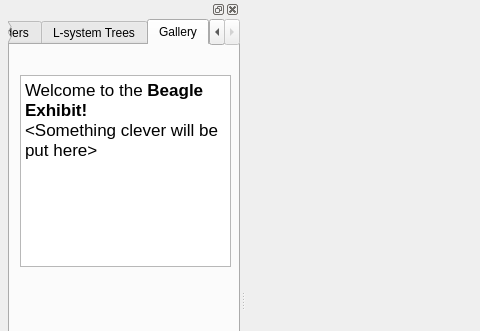
Old version of the form ui/mainwindow.ui in the repository herewegoblueno/beagle; both pictures show x 0 to 480 and y 0 to 331 of the 1100 by 600 pixel window.
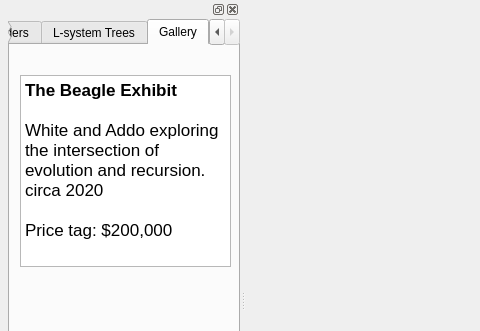
New version of the form. The open tabs and pages were chosen to show the change.

```diff
--- a/ui/mainwindow.ui
+++ b/ui/mainwindow.ui
@@ -676,8 +676,12 @@
 &lt;html&gt;&lt;head&gt;&lt;meta name=&quot;qrichtext&quot; content=&quot;1&quot; /&gt;&lt;style type=&quot;text/css&quot;&gt;
 p, li { white-space: pre-wrap; }
 &lt;/style&gt;&lt;/head&gt;&lt;body style=&quot; font-family:'.AppleSystemUIFont'; font-size:13pt; font-weight:400; font-style:normal;&quot;&gt;
-&lt;p style=&quot; margin-top:0px; margin-bottom:0px; margin-left:0px; margin-right:0px; -qt-block-indent:0; text-indent:0px;&quot;&gt;Welcome to the &lt;span style=&quot; font-weight:600;&quot;&gt;Beagle Exhibit!&lt;/span&gt;&lt;/p&gt;
-&lt;p style=&quot; margin-top:0px; margin-bottom:0px; margin-left:0px; margin-right:0px; -qt-block-indent:0; text-indent:0px;&quot;&gt;&amp;lt;Something clever will be put here&amp;gt;&lt;/p&gt;&lt;/body&gt;&lt;/html&gt;</string>
+&lt;p style=&quot; margin-top:0px; margin-bottom:0px; margin-left:0px; margin-right:0px; -qt-block-indent:0; text-indent:0px;&quot;&gt;&lt;span style=&quot; font-weight:600;&quot;&gt;The Beagle Exhibit&lt;/span&gt;&lt;/p&gt;
+&lt;p style=&quot;-qt-paragraph-type:empty; margin-top:0px; margin-bottom:0px; margin-left:0px; margin-right:0px; -qt-block-indent:0; text-indent:0px; font-weight:600;&quot;&gt;&lt;br /&gt;&lt;/p&gt;
+&lt;p style=&quot; margin-top:0px; margin-bottom:0px; margin-left:0px; margin-right:0px; -qt-block-indent:0; text-indent:0px;&quot;&gt;White and Addo exploring the intersection of evolution and recursion.&lt;/p&gt;
+&lt;p style=&quot; margin-top:0px; margin-bottom:0px; margin-left:0px; margin-right:0px; -qt-block-indent:0; text-indent:0px;&quot;&gt;circa 2020&lt;/p&gt;
+&lt;p style=&quot;-qt-paragraph-type:empty; margin-top:0px; margin-bottom:0px; margin-left:0px; margin-right:0px; -qt-block-indent:0; text-indent:0px;&quot;&gt;&lt;br /&gt;&lt;/p&gt;
+&lt;p style=&quot; margin-top:0px; margin-bottom:0px; margin-left:0px; margin-right:0px; -qt-block-indent:0; text-indent:0px;&quot;&gt;Price tag: $200,000&lt;/p&gt;&lt;/body&gt;&lt;/html&gt;</string>
            </property>
           </widget>
           <widget class="QCheckBox" name="useOrbitingCameraGallery">
```
Left out of the diff: 8 changed lines with no effect on the pictures.
